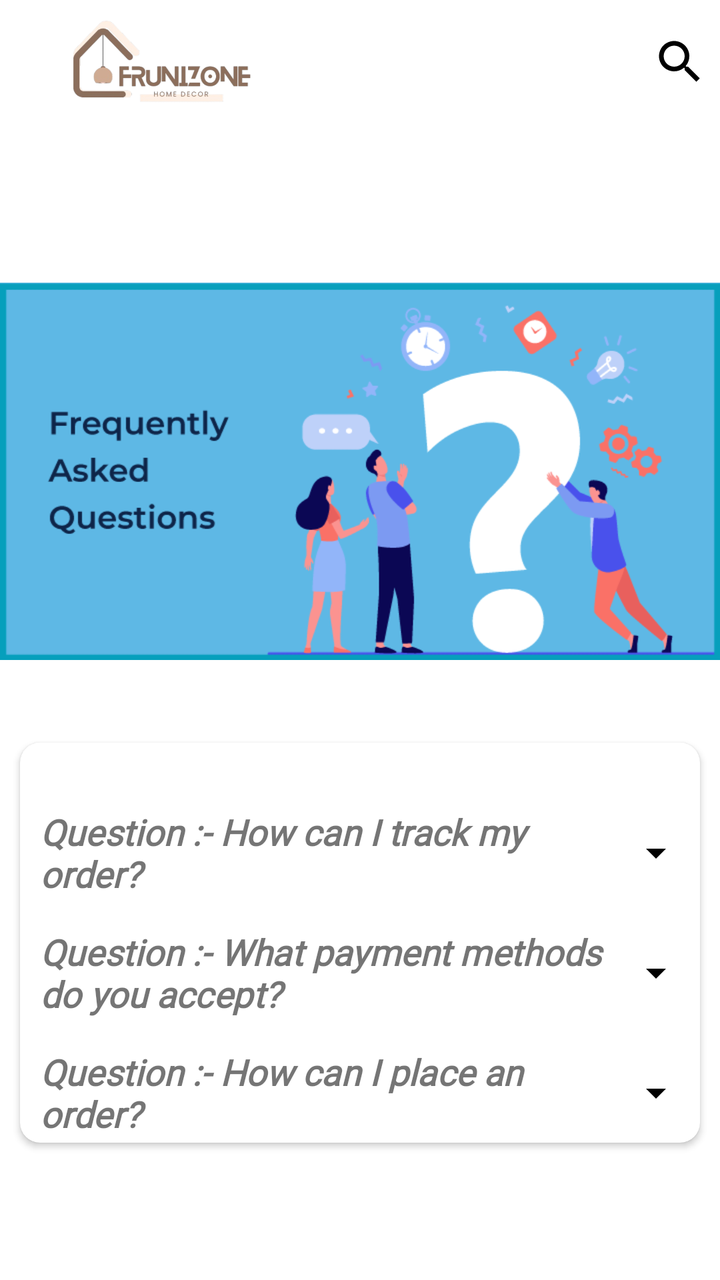
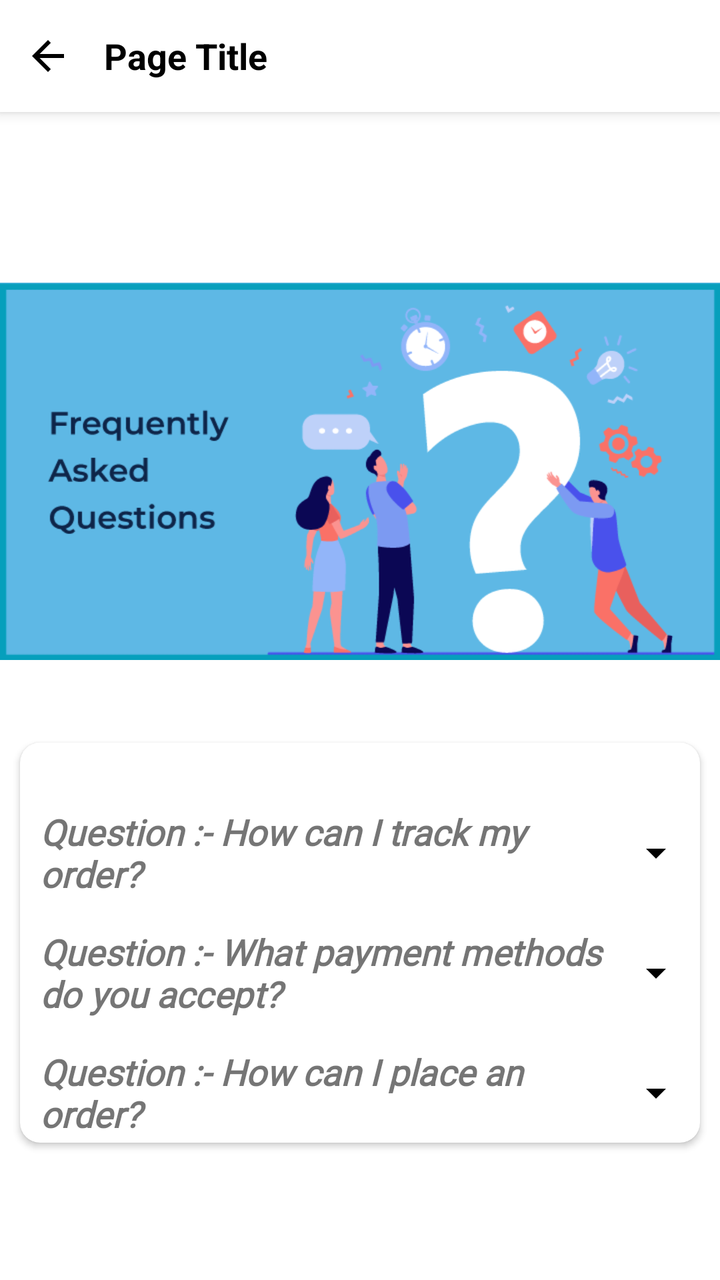

Screens rendered from an Android XML layout before and after an edit, with the pre-edit source and the edit as a unified diff.
<!-- AndroidManifest.xml: application theme Theme.FruniZone -->
<!-- res/layout/fragment_f_a_q.xml -->
<?xml version="1.0" encoding="utf-8"?>
<androidx.coordinatorlayout.widget.CoordinatorLayout xmlns:android="http://schemas.android.com/apk/res/android"
    xmlns:tools="http://schemas.android.com/tools"
    android:layout_width="match_parent"
    android:layout_height="match_parent"
    xmlns:app="http://schemas.android.com/apk/res-auto"
    tools:context=".FAQFragment"
    android:orientation="vertical">

    <include layout="@layout/header"/>

    <View
        android:layout_width="match_parent"
        android:layout_height="1dp"
        android:layout_marginHorizontal="3dp"
        android:layout_marginBottom="10dp"
        android:background="@color/grey_font"
        app:layout_anchor="@+id/linearLayout"
        app:layout_anchorGravity="top|center" />

    <LinearLayout
        android:id="@+id/linearLayout"
        android:layout_width="match_parent"
        android:layout_height="match_parent"
        android:layout_gravity="center"
        android:layout_marginTop="70dp"
        android:orientation="vertical">

        
        
        
        
        
        
        
        
        
        
        

        <ImageView
            android:layout_width="match_parent"
            android:layout_height="wrap_content"
            android:layout_marginTop="40dp"
            android:src="@mipmap/faq"></ImageView>

        <androidx.cardview.widget.CardView
            android:layout_width="match_parent"
            android:layout_height="wrap_content"
            android:layout_gravity="center"
            android:layout_margin="10dp"
            android:elevation="10dp"
            app:cardCornerRadius="10dp">

            <LinearLayout
                android:layout_width="match_parent"
                android:layout_height="wrap_content"
                android:orientation="vertical">

                <TextView
                    android:id="@+id/txt1"
                    android:layout_width="match_parent"
                    android:layout_height="50dp"
                    android:layout_marginStart="10dp"
                    android:layout_marginTop="30dp"
                    android:layout_marginEnd="10dp"
                    android:clickable="true"
                    android:drawableRight="@drawable/baseline_arrow_drop_down_24"
                    android:fontFamily="@font/allerta"
                    android:gravity="center_vertical"
                    android:text="Question :- How can I track my order?"
                    android:textSize="18dp"
                    android:textStyle="italic|bold"></TextView>

                <TextView
                    android:id="@+id/txt2"
                    android:layout_width="match_parent"
                    android:layout_height="wrap_content"
                    android:layout_marginStart="10dp"
                    android:layout_marginTop="10dp"
                    android:layout_marginEnd="10dp"
                    android:clickable="true"
                    android:gravity="center_vertical"
                    android:text="Answer :- Once your order is successfully placed, you can conveniently track its status directly from your account dashboard."
                    android:textSize="15dp"
                    android:textStyle="italic|bold"
                    android:visibility="gone"></TextView>

                

                <TextView
                    android:id="@+id/txt3"
                    android:layout_width="match_parent"
                    android:layout_height="50dp"
                    android:layout_marginStart="10dp"
                    android:layout_marginTop="10dp"
                    android:layout_marginEnd="10dp"
                    android:clickable="true"
                    android:drawableRight="@drawable/baseline_arrow_drop_down_24"
                    android:fontFamily="@font/allerta"
                    android:gravity="center_vertical"
                    android:text="Question :- What payment methods do you accept?"
                    android:textSize="18dp"
                    android:textStyle="italic|bold"></TextView>

                <TextView
                    android:id="@+id/txt4"
                    android:layout_width="match_parent"
                    android:layout_height="wrap_content"
                    android:layout_marginStart="10dp"
                    android:layout_marginTop="10dp"
                    android:layout_marginEnd="10dp"
                    android:clickable="true"
                    android:gravity="center_vertical"
                    android:text="Answer :- We accept only 2 payment methods ONLINE and COD. You can choose the payment method that is most convenient for you during checkout."
                    android:textSize="15dp"
                    android:textStyle="italic|bold"
                    android:visibility="gone"></TextView>

                

                <TextView
                    android:id="@+id/txt5"
                    android:layout_width="match_parent"
                    android:layout_height="50dp"
                    android:layout_marginStart="10dp"
                    android:layout_marginTop="10dp"
                    android:layout_marginEnd="10dp"
                    android:clickable="true"
                    android:drawableRight="@drawable/baseline_arrow_drop_down_24"
                    android:fontFamily="@font/allerta"
                    android:gravity="center_vertical"
                    android:text="Question :- How can I place an order?"
                    android:textSize="18dp"
                    android:textStyle="italic|bold"></TextView>

                <TextView
                    android:id="@+id/txt6"
                    android:layout_width="match_parent"
                    android:layout_height="wrap_content"
                    android:layout_marginStart="10dp"
                    android:layout_marginTop="10dp"
                    android:layout_marginEnd="10dp"
                    android:clickable="true"
                    android:gravity="center_vertical"
                    android:text="Answer :- To place an order, simply browse in our app, select the items you like, add them to your cart, and proceed to checkout. Follow the prompts to enter your shipping and payment details to complete the order."
                    android:textSize="15dp"
                    android:textStyle="italic|bold"
                    android:visibility="gone"></TextView>

            </LinearLayout>

        </androidx.cardview.widget.CardView>


    </LinearLayout>

</androidx.coordinatorlayout.widget.CoordinatorLayout>
<!-- res/layout/header.xml (included above) -->
<?xml version="1.0" encoding="utf-8"?>
<RelativeLayout xmlns:android="http://schemas.android.com/apk/res/android"
    android:layout_width="match_parent"
    android:layout_height="wrap_content"
    android:background="#ffffff"
    >
    <RelativeLayout
        android:layout_width="wrap_content"
        android:layout_height="wrap_content"
        android:padding="6dp">

        <ImageView
            android:layout_width="150dp"
            android:layout_height="50dp"
            android:id="@+id/logo"
            android:layout_centerVertical="true"
            android:src="@drawable/logo_landscape" />


        <ImageView
            android:layout_width="wrap_content"
            android:layout_height="wrap_content"
            android:id="@+id/icon_search"
            android:layout_alignParentEnd="true"
            android:layout_centerVertical="true"
            android:src="@drawable/baseline_search_24"/>
    </RelativeLayout>


</RelativeLayout>
<!-- resources referenced by this layout -->
<resources>
  <!-- drawable baseline_arrow_drop_down_24 (drawable) -->
  <vector android:height="24dp" android:tint="#000000"
      android:viewportHeight="24" android:viewportWidth="24"
      android:width="24dp" xmlns:android="http://schemas.android.com/apk/res/android">
      <path android:fillColor="@android:color/white" android:pathData="M7,10l5,5 5,-5z"/>
  </vector>
  <!-- drawable baseline_search_24 (drawable) -->
  <vector xmlns:android="http://schemas.android.com/apk/res/android" android:height="28dp" android:tint="#000000" android:viewportHeight="24" android:viewportWidth="24" android:width="28dp">
        
      <path android:fillColor="@android:color/white" android:pathData="M15.5,14h-0.79l-0.28,-0.27C15.41,12.59 16,11.11 16,9.5 16,5.91 13.09,3 9.5,3S3,5.91 3,9.5 5.91,16 9.5,16c1.61,0 3.09,-0.59 4.23,-1.57l0.27,0.28v0.79l5,4.99L20.49,19l-4.99,-5zM9.5,14C7.01,14 5,11.99 5,9.5S7.01,5 9.5,5 14,7.01 14,9.5 11.99,14 9.5,14z"/>
      
  </vector>
  <!-- drawable logo_landscape: png bitmap (drawable, 57472 bytes) -->
  <!-- mipmap faq: png bitmap (mipmap-hdpi, 32572 bytes) -->
  <style name="Theme.FruniZone" parent="Theme.MaterialComponents.Light.NoActionBar">
      
      <item name="colorPrimary">@color/purple_500</item>
      <item name="colorPrimaryVariant">@color/purple_700</item>
      <item name="colorOnPrimary">@color/white</item>
      
      <item name="colorSecondary">@color/teal_200</item>
      <item name="colorSecondaryVariant">@color/teal_700</item>
      <item name="colorOnSecondary">@color/black</item>
      
      <item name="android:statusBarColor">?attr/colorPrimaryVariant</item>
  
      
      
      
      
  
      
      
      
      
      
  </style>
  <color name="purple_500">#FF6200EE</color>
  <color name="purple_700">#FF3700B3</color>
  <color name="white">#FFFFFFFF</color>
  <color name="teal_200">#FF03DAC5</color>
  <color name="teal_700">#FF018786</color>
  <color name="black">#FF000000</color>
</resources>

<!-- the commit's change to res/layout/fragment_f_a_q.xml (unified diff, before → after) -->
@@ -7,7 +7,7 @@
     tools:context=".FAQFragment"
     android:orientation="vertical">
 
-    <include layout="@layout/header"/>
+    <include layout="@layout/layout_page_title"/>
 
     <View
         android:layout_width="match_parent"
@@ -156,34 +156,34 @@
     </LinearLayout>
 
 </androidx.coordinatorlayout.widget.CoordinatorLayout>
-<!-- res/layout/header.xml (included above) -->
+<!-- res/layout/layout_page_title.xml (included above) -->
 <?xml version="1.0" encoding="utf-8"?>
-<RelativeLayout xmlns:android="http://schemas.android.com/apk/res/android"
+<LinearLayout xmlns:android="http://schemas.android.com/apk/res/android"
     android:layout_width="match_parent"
-    android:layout_height="wrap_content"
-    android:background="#ffffff"
-    >
-    <RelativeLayout
+    android:layout_height="56dp"
+    android:orientation="horizontal"
+    android:gravity="center_vertical"
+    android:background="@color/white"
+    android:paddingStart="12dp"
+    android:paddingEnd="12dp"
+    android:elevation="4dp">
+
+    
+    <ImageView
+        android:id="@+id/ivBack"
+        android:layout_width="24dp"
+        android:layout_height="24dp"
+        android:src="@drawable/baseline_arrow_back_24" />
+
+    
+    <TextView
+        android:id="@+id/tvTitle"
         android:layout_width="wrap_content"
         android:layout_height="wrap_content"
-        android:padding="6dp">
+        android:layout_marginStart="16dp"
+        android:text="Page Title"
+        android:textSize="18sp"
+        android:textStyle="bold"
+        android:textColor="@color/black" />
 
-        <ImageView
-            android:layout_width="150dp"
-            android:layout_height="50dp"
-            android:id="@+id/logo"
-            android:layout_centerVertical="true"
-            android:src="@drawable/logo_landscape" />
-
-
-        <ImageView
-            android:layout_width="wrap_content"
-            android:layout_height="wrap_content"
-            android:id="@+id/icon_search"
-            android:layout_alignParentEnd="true"
-            android:layout_centerVertical="true"
-            android:src="@drawable/baseline_search_24"/>
-    </RelativeLayout>
-
-
-</RelativeLayout>
+</LinearLayout>
<!-- resource entries referenced after the edit -->
@@ -6,13 +6,6 @@
       android:width="24dp" xmlns:android="http://schemas.android.com/apk/res/android">
       <path android:fillColor="@android:color/white" android:pathData="M7,10l5,5 5,-5z"/>
   </vector>
-  <!-- drawable baseline_search_24 (drawable) -->
-  <vector xmlns:android="http://schemas.android.com/apk/res/android" android:height="28dp" android:tint="#000000" android:viewportHeight="24" android:viewportWidth="24" android:width="28dp">
-        
-      <path android:fillColor="@android:color/white" android:pathData="M15.5,14h-0.79l-0.28,-0.27C15.41,12.59 16,11.11 16,9.5 16,5.91 13.09,3 9.5,3S3,5.91 3,9.5 5.91,16 9.5,16c1.61,0 3.09,-0.59 4.23,-1.57l0.27,0.28v0.79l5,4.99L20.49,19l-4.99,-5zM9.5,14C7.01,14 5,11.99 5,9.5S7.01,5 9.5,5 14,7.01 14,9.5 11.99,14 9.5,14z"/>
-      
-  </vector>
-  <!-- drawable logo_landscape: png bitmap (drawable, 57472 bytes) -->
   <!-- mipmap faq: png bitmap (mipmap-hdpi, 32572 bytes) -->
   <style name="Theme.FruniZone" parent="Theme.MaterialComponents.Light.NoActionBar">
       
@@ -40,6 +33,12 @@
   <color name="purple_500">#FF6200EE</color>
   <color name="purple_700">#FF3700B3</color>
   <color name="white">#FFFFFFFF</color>
+  <!-- drawable baseline_arrow_back_24 (drawable) -->
+  <vector android:autoMirrored="true" android:height="24dp"
+      android:tint="#000000" android:viewportHeight="24"
+      android:viewportWidth="24" android:width="24dp" xmlns:android="http://schemas.android.com/apk/res/android">
+      <path android:fillColor="@android:color/black" android:pathData="M20,11H7.83l5.59,-5.59L12,4l-8,8 8,8 1.41,-1.41L7.83,13H20v-2z"/>
+  </vector>
   <color name="teal_200">#FF03DAC5</color>
   <color name="teal_700">#FF018786</color>
   <color name="black">#FF000000</color>
